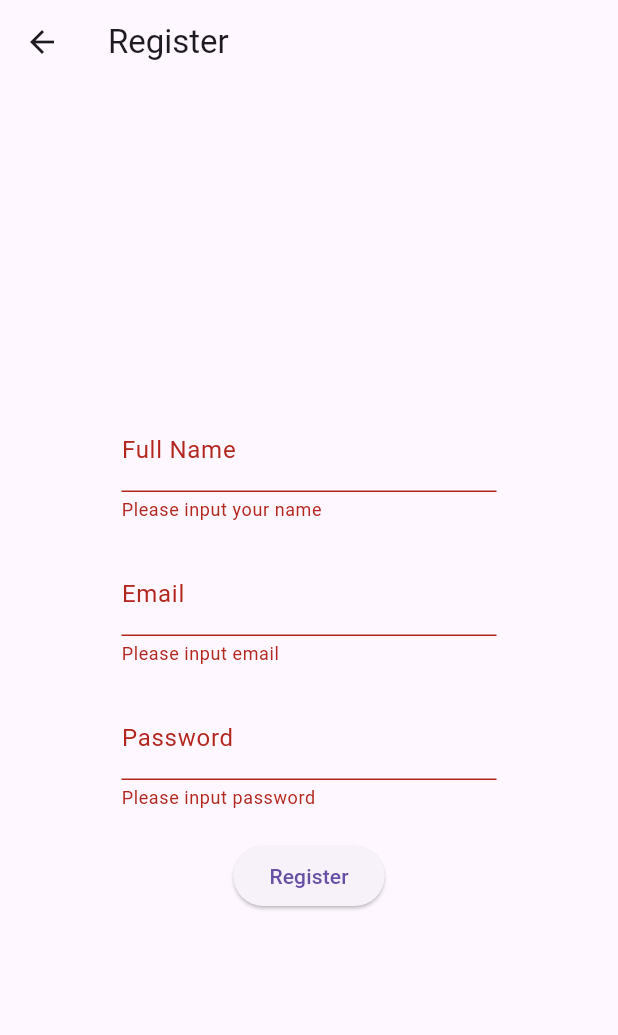
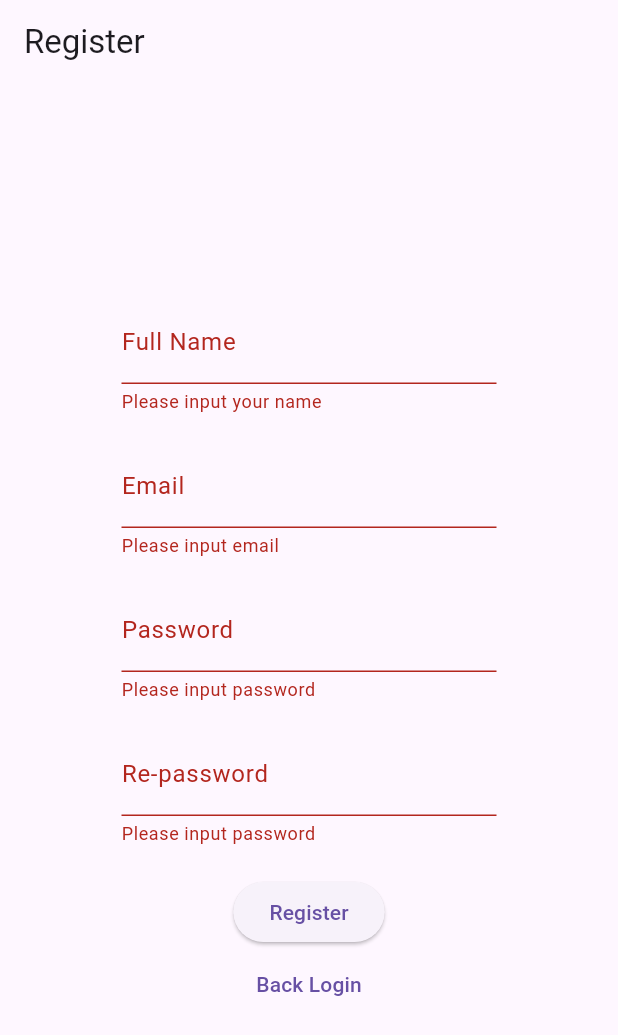
Before and after one commit to nqt2000/coffee_explorer_lite, a Flutter app: the RegisterScreen screen opened directly, after a tap on "Register", on a phone screen of 412 x 824 dp. Shown: the top 1035 px of the screen. Run offline on Flutter 3.47's test engine with Material 3 defaults, Android fonts, the light colour scheme and no system bars; our stand-ins replace equatable, flutter_bloc, image_picker, shared_preferences, sqflite; accounts and stored records are empty.

Commit message:
Update validation
Update validation logic in register and login

```diff
--- a/lib/authentication/bloc/register_bloc.dart
+++ b/lib/authentication/bloc/register_bloc.dart
@@ -1,10 +1,13 @@
 import 'dart:async';
+import '../../utils/session_manager.dart';
 import 'register_event.dart';
 import 'register_state.dart';
 import '../../utils/database_helper.dart';
+import 'package:shared_preferences/shared_preferences.dart';
 
 class RegisterBloc {
   final DatabaseHelper dbHelper = DatabaseHelper.instance;
+  final SessionManager sessionManager = SessionManager();
 
   final _stateController = StreamController<RegisterState>();
 
@@ -34,6 +37,7 @@
             'password': event.password,
             'isAdmin': 0,
           });
+          await sessionManager.saveUserSession(event.email);
           _stateController.add(RegisterSuccess());
         }
       } catch (e) {
--- a/lib/authentication/bloc/register_event.dart
+++ b/lib/authentication/bloc/register_event.dart
@@ -4,6 +4,7 @@
   final String name;
   final String email;
   final String password;
+  final String repassword;
 
-  RegisterButtonPressed(this.name, this.email, this.password);
+  RegisterButtonPressed(this.name, this.email, this.password, this.repassword);
 }
--- a/lib/authentication/view/register_screen.dart
+++ b/lib/authentication/view/register_screen.dart
@@ -16,6 +16,7 @@
   final nameController = TextEditingController();
   final emailController = TextEditingController();
   final passwordController = TextEditingController();
+  final rePasswordController = TextEditingController();
   final RegisterBloc registerBloc = RegisterBloc();
 
   @override
@@ -48,12 +49,15 @@
                       validator: (value) {
                         if (value == null || value.isEmpty) {
                           return 'Please input your name';
-                        }
-                        if (!RegExp(r"^[a-zA-Z ,.'-]+$").hasMatch(value)) {
+                        } else if (!RegExp("[a-zA-Z_ÀÁÂÃÈÉÊÌÍÒÓÔÕÙÚĂĐĨŨƠàáâãèéêìíòóôõùúăđĩũơƯĂẠẢẤẦẨẪẬẮẰẲẴẶẸẺẼỀỀỂưăạảấầẩẫậắằẳẵặẹẻẽềềểỄỆỈỊỌỎỐỒỔỖỘỚỜỞỠỢỤỦỨỪễếệỉịọỏốồổỗộớờởỡợụủứừỬỮỰỲỴÝỶỸửữựỳỵỷỹ]")
+                            .hasMatch(value)) {
                           return 'Invalid name';
+                        } else if (value.length < 3) {
+                          return 'Name should be at least 3 characters!';
                         }
                         return null;
                       },
+                      autovalidateMode: AutovalidateMode.onUserInteraction,
                     ),
                   ),
                   SizedBox(height: 20),
@@ -65,12 +69,13 @@
                       validator: (value) {
                         if (value == null || value.isEmpty) {
                           return 'Please input email';
-                        }
-                        if (!RegExp(r'^[^@]+@[^@]+\.[^@]+').hasMatch(value)) {
+                        } else if (!RegExp('[^@]+@[^@]+\.[^@]+')
+                            .hasMatch(value.toLowerCase())) {
                           return 'Email invalid';
                         }
                         return null;
                       },
+                      autovalidateMode: AutovalidateMode.onUserInteraction,
                     ),
                   ),
                   SizedBox(height: 20),
@@ -89,6 +94,26 @@
                         }
                         return null;
                       },
+                      autovalidateMode: AutovalidateMode.onUserInteraction,
+                    ),
+                  ),
+                  SizedBox(height: 20),
+                  SizedBox(
+                    width: 250,
+                    child: TextFormField(
+                      controller: rePasswordController,
+                      decoration: InputDecoration(labelText: 'Re-password'),
+                      obscureText: true,
+                      validator: (value) {
+                        if (value == null || value.isEmpty) {
+                          return 'Please input password';
+                        }
+                        if (value != passwordController.text) {
+                          return 'Re-password does not match';
+                        }
+                        return null;
+                      },
+                      autovalidateMode: AutovalidateMode.onUserInteraction,
                     ),
                   ),
                   SizedBox(height: 20),
@@ -97,12 +122,24 @@
                       if (_formKey.currentState!.validate()) {
                         registerBloc.event.add(RegisterButtonPressed(
                           nameController.text,
-                          emailController.text,
+                          emailController.text.toLowerCase(),
                           passwordController.text,
+                          rePasswordController.text,
                         ));
                       }
                     },
                     child: Text('Register'),
+                  ),
+                  TextButton(
+                    onPressed: () {
+                      Navigator.pushReplacement(
+                        context,
+                        MaterialPageRoute(
+                          builder: (context) => LoginScreen(),
+                        ),
+                      );
+                    },
+                    child: const Text('Back Login'),
                   ),
                   StreamBuilder<RegisterState>(
                     stream: registerBloc.state,
```
Also changed, not shown: lib/authentication/view/login_screen.dart (+15 -4 lines), lib/cafe_detail/view/cafe_detail_screen.dart (+41 -10 lines), lib/home/bloc/home_event.dart (+0 -7 lines), lib/home/view/home_screen.dart (+12 -22 lines), 1 other file.
